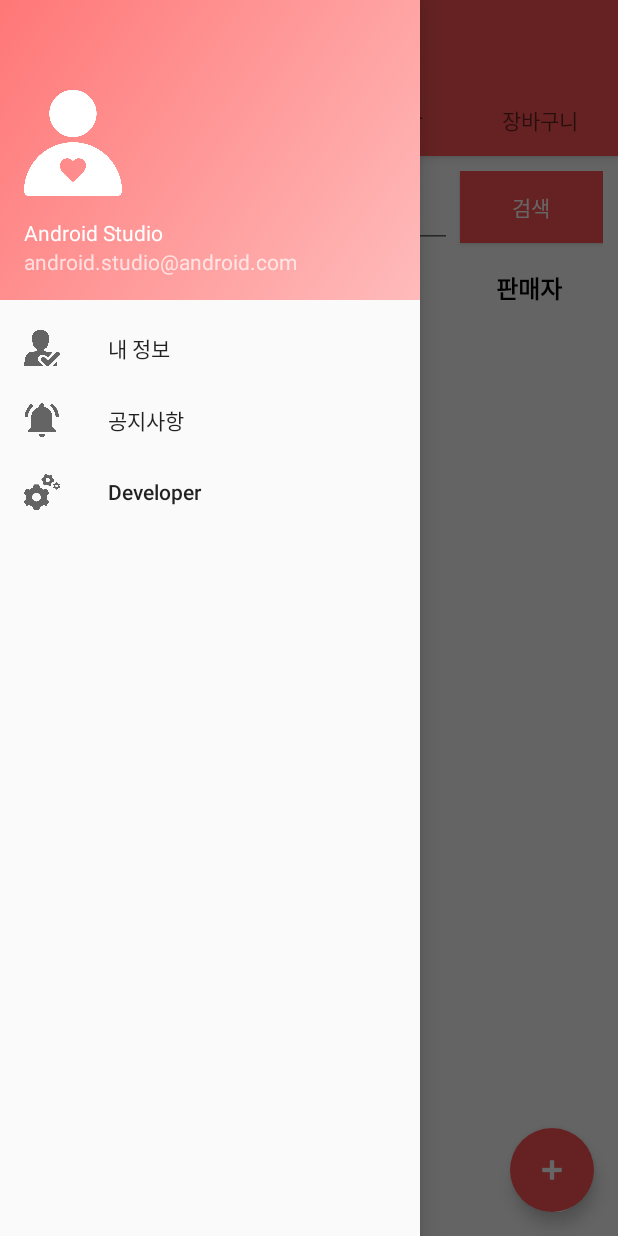
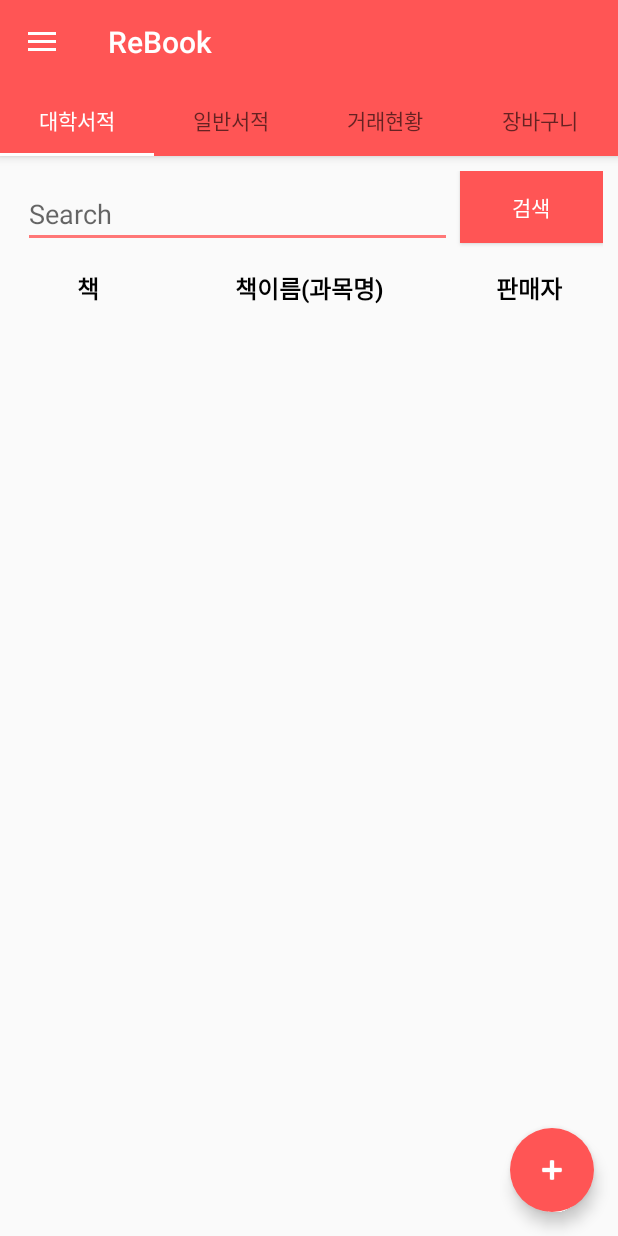
Before and after one commit to MoonSlime/ReBook, an Android app: the MainActivity screen opened directly, with no data from a screen before it, after a tap on "내 정보", on a phone screen of 412 x 824 dp. Run offline under Robolectric (Android 15) with nearby library versions, the phone set to English and light mode, and no system bars; our stand-ins replace Firebase (no records; nobody signed in at launch, a user with empty details on screens opened directly); 1 other tap on this screen came first.

Commit message:
네비게이션뷰 클릭리스너

```diff
--- a/app/src/main/java/com/cksrb/rebook/MainActivity.java
+++ b/app/src/main/java/com/cksrb/rebook/MainActivity.java
@@ -2,17 +2,22 @@ package com.cksrb.rebook;
 
 import android.content.Intent;
 import android.os.Bundle;
+import android.support.annotation.NonNull;
+import android.support.design.widget.NavigationView;
 import android.support.design.widget.TabLayout;
 import android.support.v4.app.Fragment;
 import android.support.v4.app.FragmentManager;
 import android.support.v4.app.FragmentPagerAdapter;
+import android.support.v4.view.GravityCompat;
 import android.support.v4.view.ViewPager;
 import android.support.v4.widget.DrawerLayout;
 import android.support.v7.app.ActionBarDrawerToggle;
 import android.support.v7.app.AppCompatActivity;
 import android.support.v7.widget.Toolbar;
+import android.view.MenuItem;
 import android.view.View;
 import android.widget.TextView;
+import android.widget.Toast;
 
 import com.cksrb.rebook.Fragment.DealFragment;
 import com.cksrb.rebook.Fragment.NormalFragment;
@@ -23,8 +28,10 @@ import com.cksrb.rebook.NavActivity.InfoActivity;
 import com.cksrb.rebook.NavActivity.NoticeActivity;
 
 
-public class MainActivity extends AppCompatActivity{
+public class MainActivity extends AppCompatActivity implements NavigationView.OnNavigationItemSelectedListener{
      private SectionsPagerAdapter mSectionsPagerAdapter;
+    private Toolbar toolbar;
+    private NavigationView navigationView;
 
     private ViewPager mViewPager;
 
@@ -33,7 +40,7 @@ public class MainActivity extends AppCompatActivity{
         super.onCreate(savedInstanceState);
         setContentView(R.layout.activity_main);
 
-        Toolbar toolbar = (Toolbar) findViewById(R.id.toolbar);
+        toolbar = (Toolbar) findViewById(R.id.toolbar);
         setSupportActionBar(toolbar);
 
         mSectionsPagerAdapter = new SectionsPagerAdapter(getSupportFragmentManager());
@@ -49,6 +56,30 @@ public class MainActivity extends AppCompatActivity{
                 this, drawer, toolbar, R.string.navigation_drawer_open, R.string.navigation_drawer_close);
         drawer.setDrawerListener(toggle);
         toggle.syncState();
+
+        NavigationView navigationView = (NavigationView) findViewById(R.id.nav_view);
+        navigationView.setNavigationItemSelectedListener(this);
+    }
+
+    @Override
+    public boolean onNavigationItemSelected(@NonNull MenuItem item) {
+        int position = item.getItemId();
+
+        switch (position){
+            case R.id.userInfoNav:
+                Toast.makeText(getApplicationContext(),"info",Toast.LENGTH_SHORT).show();
+                break;
+            case R.id.noticeNav:
+                Toast.makeText(getApplicationContext(),"notice",Toast.LENGTH_SHORT).show();
+                break;
+            case R.id.developerNav:
+                Toast.makeText(getApplicationContext(),"developer",Toast.LENGTH_SHORT).show();
+                break;
+        }
+
+        DrawerLayout drawer = (DrawerLayout) findViewById(R.id.drawer_layout);
+        drawer.closeDrawer(GravityCompat.START);
+        return true;
     }
 
     //Duggy
```
